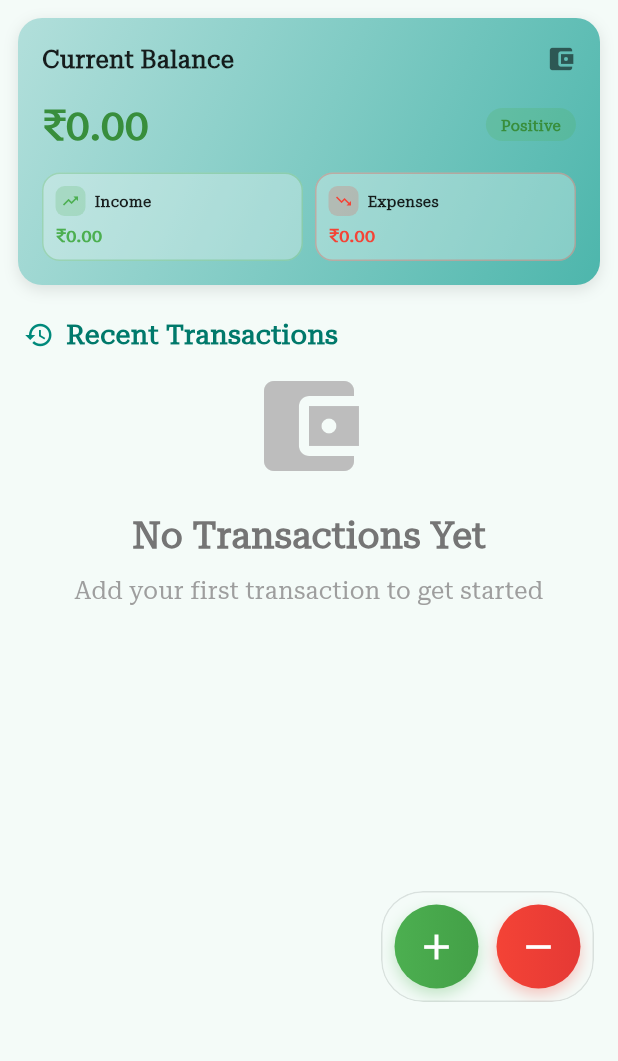
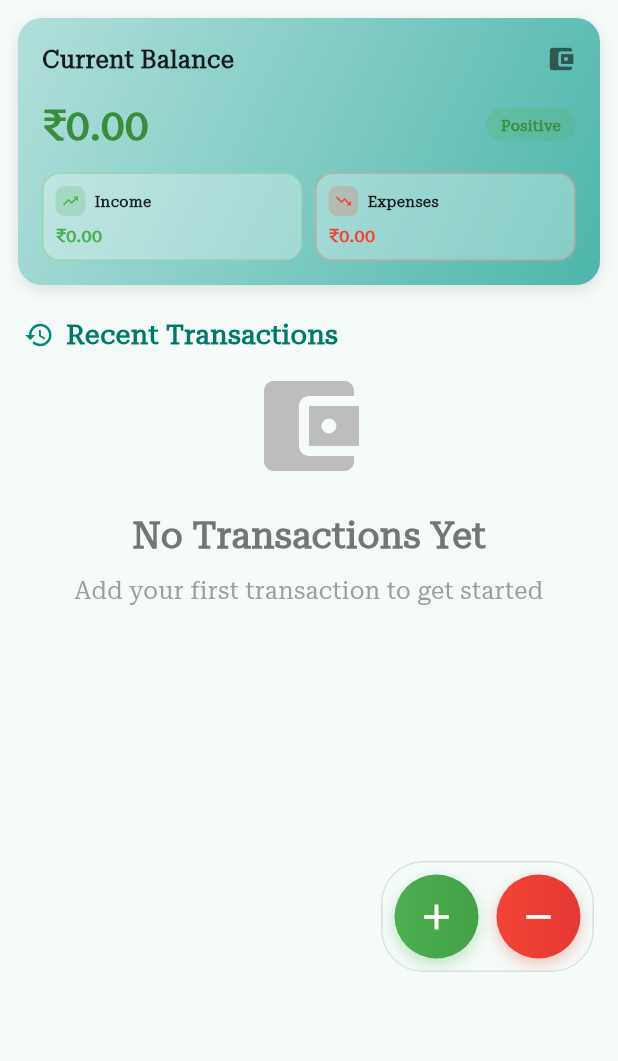
Before and after one commit to NileshSuthar6814/Aspend, a Flutter app: the HomePage screen opened directly, on a phone screen of 412 x 824 dp, the part 150-1211 px from its top. Run offline on Flutter 3.47's test engine with Material 3 defaults, Android fonts, the phone set to English and light mode, and no system bars; drawn by our look-alikes of dynamic_color, liquid_pull_to_refresh, zoom_tap_animation; our stand-ins replace file_picker, fl_chart, fluttertoast, google_fonts, hive, hive_flutter and 3 more; missing offline and left inert: flutter_displaymode, home_widget, liquid_glass_renderer; accounts and stored records are empty; statements that could not run were skipped.

Commit message:
New ui has comming and improvments

```diff
--- a/lib/main.dart
+++ b/lib/main.dart
@@ -429,9 +429,11 @@ class _RootNavigationState extends State<RootNavigation> with TickerProviderStat
       SettingsPage(),
     ];
     return Scaffold(
-      body: FadeTransition(
+      body:
+      FadeTransition(
         opacity: _fadeAnimation,
-        child: Stack(
+       child:
+      Stack(
           //fit: StackFit.passthrough,
           children: [
             PageView(
--- a/lib/providers/person_provider.dart
+++ b/lib/providers/person_provider.dart
@@ -126,7 +126,7 @@ class PersonProvider with ChangeNotifier {
       // Fallback to direct Hive access
       try {
         Hive.box<PersonTransaction>('personTransactions').add(tx);
-        notifyListeners();
+    notifyListeners();
       } catch (fallbackError) {
         print('Fallback error adding person transaction: $fallbackError');
       }
--- a/lib/screens/chart_page.dart
+++ b/lib/screens/chart_page.dart
@@ -54,6 +54,7 @@ class _ChartPageState extends State<ChartPage> with TickerProviderStateMixin {
     return Scaffold(
       backgroundColor: theme.scaffoldBackgroundColor,
       body: CustomScrollView(
+        physics: const BouncingScrollPhysics(),
         slivers: [
           // Enhanced App Bar
           SliverAppBar(
@@ -456,6 +457,7 @@ class _ChartPageState extends State<ChartPage> with TickerProviderStateMixin {
             const SizedBox(height: 12),
             Expanded(
               child: ListView.builder(
+                physics: const NeverScrollableScrollPhysics(),
                 itemCount: categoryData.length,
                 itemBuilder: (context, index) {
                   String category = categoryData.keys.elementAt(index);
--- a/lib/screens/home_page.dart
+++ b/lib/screens/home_page.dart
@@ -116,6 +116,7 @@ class _HomePageState extends State<HomePage> with TickerProviderStateMixin {
         animSpeedFactor: 2.0,
         child: CustomScrollView(
         controller: _scrollController,
+        physics: const BouncingScrollPhysics(),
         slivers: [
           // Enhanced App Bar with Glass Effect
           SliverAppBar(
@@ -153,7 +154,7 @@ class _HomePageState extends State<HomePage> with TickerProviderStateMixin {
                                 begin: Alignment.topLeft,
                                 end: Alignment.bottomRight,
                                 colors: [Colors.teal.shade100.withOpacity(0.8), Colors.teal.shade200.withOpacity(0.8)],
-                              ),
+                      ),
                     ),
                   ),
                 ),
@@ -253,7 +254,7 @@ class _HomePageState extends State<HomePage> with TickerProviderStateMixin {
                                   fontSize: 12,
                                   fontWeight: FontWeight.bold,
                                     color: useAdaptive ? theme.colorScheme.primary : Colors.teal.shade700,
-                                  ),
+                                ),
                               ),
                             ),
                             const SizedBox(width: 8),
@@ -367,7 +368,7 @@ class _HomePageState extends State<HomePage> with TickerProviderStateMixin {
         ),
       ),
       floatingActionButton: AnimatedSlide(
-        offset: _showFab ? Offset.zero : const Offset(0, 2),
+        offset: _showFab ? Offset.zero : const Offset(0, 1),
         duration: const Duration(milliseconds: 300),
         curve: Curves.easeInOut,
         child: AnimatedOpacity(
@@ -378,7 +379,7 @@ class _HomePageState extends State<HomePage> with TickerProviderStateMixin {
                 children: [
                   // Glass Effect Container for FABs
                   Container(
-                    margin: const EdgeInsets.only(bottom: 40),
+                    margin: const EdgeInsets.only(bottom: 60),
                     child: ClipRRect(
                       borderRadius: BorderRadius.circular(28),
                       child: BackdropFilter(
--- a/lib/screens/people_page.dart
+++ b/lib/screens/people_page.dart
@@ -244,6 +244,7 @@ class _PeopleTabState extends State<PeopleTab> with TickerProviderStateMixin {
       backgroundColor: theme.scaffoldBackgroundColor,
       body: CustomScrollView(
         controller: _scrollController,
+        physics: const BouncingScrollPhysics(),
         slivers: [
           SliverAppBar(
             expandedHeight: 100,
--- a/lib/screens/settings_page.dart
+++ b/lib/screens/settings_page.dart
@@ -39,6 +39,7 @@ class _SettingsPageState extends State<SettingsPage> {
     return Scaffold(
       backgroundColor: theme.scaffoldBackgroundColor,
       body: CustomScrollView(
+        physics: const BouncingScrollPhysics(),
         slivers: [
           // Enhanced App Bar
           SliverAppBar(
```
Also changed, not shown: pubspec.yaml (+7 -6 lines), lib/providers/person_transaction_provider.dart (indentation only), lib/providers/transaction_provider.dart (indentation only), lib/widgets/transaction_tile.dart (indentation only), pubspec.lock, 1 other file. Lines whose indentation alone changed are shown as unchanged.
